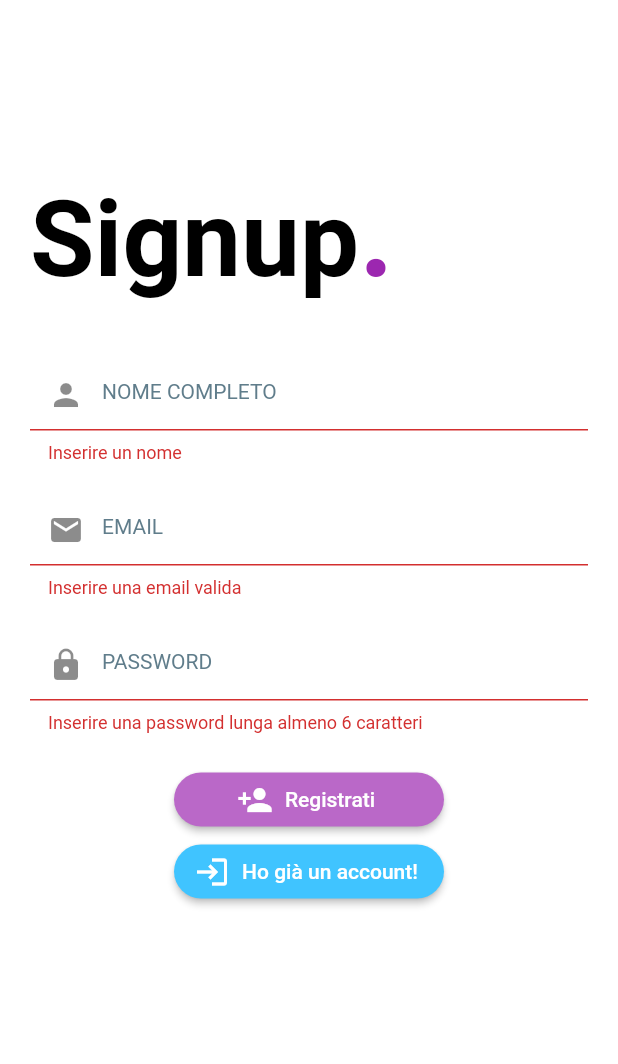
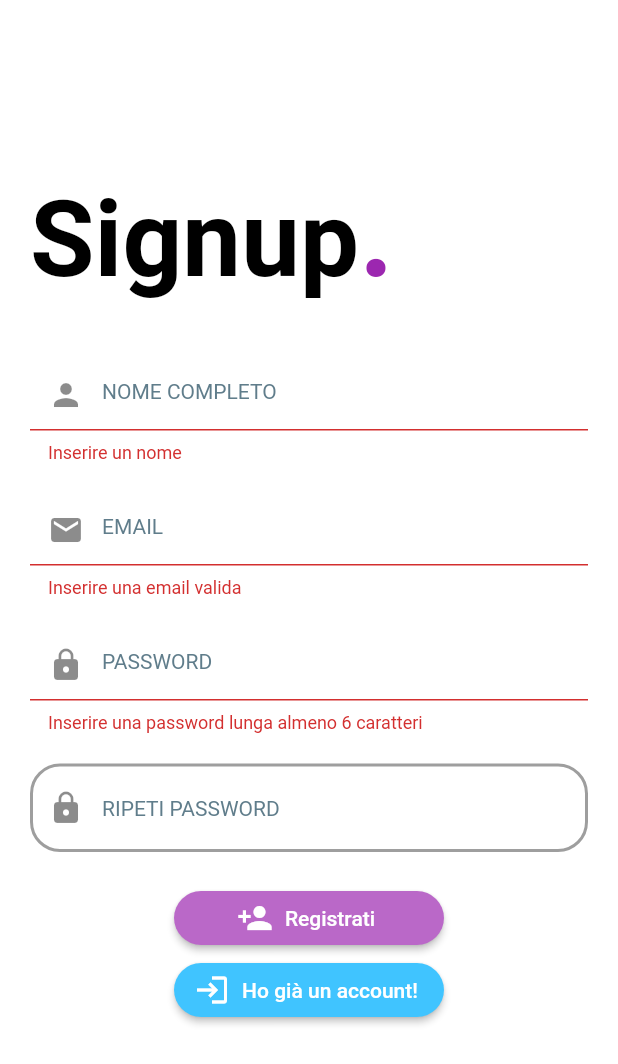
Before and after one commit to nicodiansk/cinema_food, a Flutter app: the Register screen opened directly, after a tap on "Registrati", on a phone screen of 412 x 824 dp. Shown: the top 1064 px of the screen. Run offline on Flutter 3.47's test engine with Material 2 defaults, Android fonts, the phone set to English and light mode, and no system bars; our stand-ins replace cloud_firestore, firebase_auth, flutter_spinkit, lottie, page_transition; accounts and stored records are empty.

Commit message:
aggiunta conferma password a register.dart

```diff
--- a/lib/screens/authenticate/register.dart
+++ b/lib/screens/authenticate/register.dart
@@ -18,6 +18,7 @@ class _RegisterState extends State<Register> {
   String nome = '';
   String email = '';
   String password = '';
+  String _password_confirm = '';
   String error = '';
 
   @override
@@ -109,6 +110,23 @@ class _RegisterState extends State<Register> {
                           SizedBox(
                             height: 20,
                           ),
+                          TextFormField(
+                            decoration: textInputDecoration.copyWith(
+                                hintText: 'RIPETI PASSWORD',
+                                prefixIcon: Icon(Icons.lock)),
+                            validator: (value) => password != value
+                                ? 'La password non corrisponde!'
+                                : null,
+                            obscureText: true,
+                            onChanged: (value) {
+                              setState(() {
+                                _password_confirm = value;
+                              });
+                            },
+                          ),
+                          SizedBox(
+                            height: 20,
+                          ),
                           Center(
                             child: ButtonTheme(
                               minWidth: 180,
@@ -116,18 +134,25 @@ class _RegisterState extends State<Register> {
                                 shape: RoundedRectangleBorder(
                                     borderRadius: BorderRadius.circular(20)),
                                 onPressed: () async {
+                                  dynamic result;
                                   if (_formKey.currentState.validate()) {
                                     setState(() {
                                       loading = true;
                                     });
-                                    dynamic result = await _auth
-                                        .registerWithEmailAndPassword(
-                                            email, password, nome);
-                                    if (result == null) {
+                                    if (password == _password_confirm) {
+                                      result = await _auth
+                                          .registerWithEmailAndPassword(
+                                              email, password, nome);
+                                    }
+                                    if (result == null &&
+                                        password == _password_confirm) {
                                       setState(() {
                                         loading = false;
                                         error = 'Inserire una email valida!';
                                       });
+                                    } else {
+                                      loading = false;
+                                      error = 'La password non corrisponde!';
                                     }
                                   }
                                 },
```
